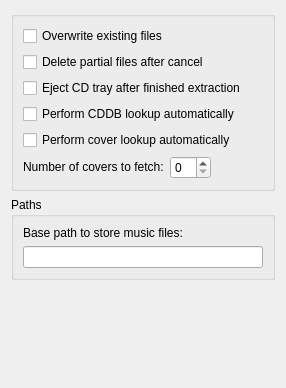
First picture: the form in widgets/generalsettingswidgetUI.ui, repository janbar/CDDA-Ripper, before the edit.
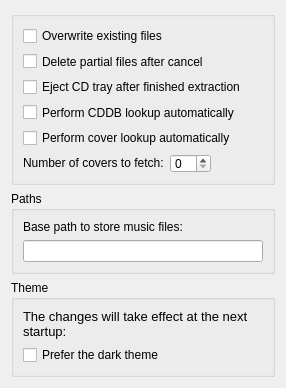
Second picture: the form after the edit.

Commit message: add setting to enable the dark theme

What changed in the file:
```diff
--- a/widgets/generalsettingswidgetUI.ui
+++ b/widgets/generalsettingswidgetUI.ui
@@ -11,19 +11,6 @@
    </rect>
   </property>
   <layout class="QGridLayout" name="gridLayout_4">
-   <item row="2" column="0">
-    <spacer name="verticalSpacer">
-     <property name="orientation">
-      <enum>Qt::Vertical</enum>
-     </property>
-     <property name="sizeHint" stdset="0">
-      <size>
-       <width>20</width>
-       <height>33</height>
-      </size>
-     </property>
-    </spacer>
-   </item>
    <item row="1" column="0">
     <widget class="QGroupBox" name="groupBox_3">
      <property name="title">
@@ -124,6 +111,50 @@
      </layout>
     </widget>
    </item>
+   <item row="2" column="0">
+    <widget class="QGroupBox" name="groupBox_5">
+     <property name="title">
+      <string>Theme</string>
+     </property>
+     <layout class="QGridLayout" name="gridLayout_5">
+      <item row="1" column="0">
+       <widget class="QCheckBox" name="kcfg_styleDark">
+        <property name="text">
+         <string>Prefer the dark theme</string>
+        </property>
+       </widget>
+      </item>
+      <item row="0" column="0">
+       <widget class="QLabel" name="label_2">
+        <property name="font">
+         <font>
+          <pointsize>10</pointsize>
+         </font>
+        </property>
+        <property name="text">
+         <string>The changes will take effect at the next startup:</string>
+        </property>
+        <property name="wordWrap">
+         <bool>true</bool>
+        </property>
+       </widget>
+      </item>
+     </layout>
+    </widget>
+   </item>
+   <item row="3" column="0">
+    <spacer name="verticalSpacer">
+     <property name="orientation">
+      <enum>Qt::Vertical</enum>
+     </property>
+     <property name="sizeHint" stdset="0">
+      <size>
+       <width>20</width>
+       <height>40</height>
+      </size>
+     </property>
+    </spacer>
+   </item>
   </layout>
  </widget>
  <resources/>
```
The commit also changes 3 other files.
